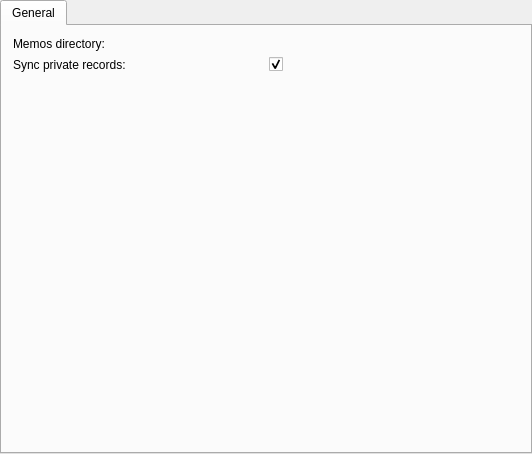
chusopr/kdepim-ktimetracker-akonadi, file kpilot/conduits/memofileconduit/setup_base.ui: the form before one commit.
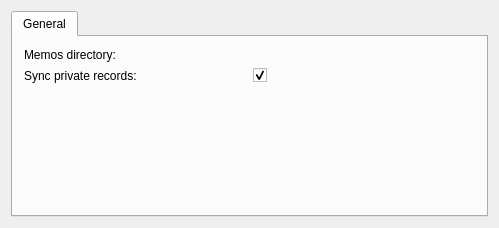
The form after the commit. Custom widgets are drawn as their Qt base class.

Commit message: - EBN Fixes: port qclasses to kclasses in ui files. - Remove some old test code.

```diff
--- a/kpilot/conduits/memofileconduit/setup_base.ui
+++ b/kpilot/conduits/memofileconduit/setup_base.ui
@@ -8,8 +8,8 @@
    <rect>
     <x>0</x>
     <y>0</y>
-    <width>532</width>
-    <height>454</height>
+    <width>499</width>
+    <height>228</height>
    </rect>
   </property>
   <property name="sizePolicy" >
@@ -27,38 +27,14 @@
   <property name="windowTitle" >
    <string>Memofile Conduit Options</string>
   </property>
-  <layout class="QGridLayout" >
-   <property name="leftMargin" >
-    <number>0</number>
-   </property>
-   <property name="topMargin" >
-    <number>0</number>
-   </property>
-   <property name="rightMargin" >
-    <number>0</number>
-   </property>
-   <property name="bottomMargin" >
-    <number>0</number>
-   </property>
-   <property name="horizontalSpacing" >
-    <number>6</number>
-   </property>
-   <property name="verticalSpacing" >
-    <number>6</number>
-   </property>
+  <layout class="QGridLayout" name="gridLayout_2" >
    <item row="0" column="0" >
-    <widget class="QTabWidget" name="tabWidget" >
-     <property name="sizePolicy" >
-      <sizepolicy vsizetype="Expanding" hsizetype="Expanding" >
-       <horstretch>0</horstretch>
-       <verstretch>0</verstretch>
-      </sizepolicy>
-     </property>
-     <widget class="QWidget" name="Widget2" >
+    <widget class="KTabWidget" name="tabWidget" >
+     <widget class="QWidget" name="tab" >
       <attribute name="title" >
-       <string comment="General settings for memfile conduit">General</string>
+       <string comment="General settings for memofile conduit.">General</string>
       </attribute>
-      <layout class="QGridLayout" >
+      <layout class="QGridLayout" name="gridLayout" >
        <item row="0" column="0" >
         <widget class="QLabel" name="textLabel1" >
          <property name="text" >
@@ -96,7 +72,7 @@
          </property>
         </widget>
        </item>
-       <item row="2" column="1" >
+       <item row="2" column="0" colspan="2" >
         <spacer>
          <property name="orientation" >
           <enum>Qt::Vertical</enum>
@@ -104,10 +80,10 @@
          <property name="sizeType" >
           <enum>QSizePolicy::Expanding</enum>
          </property>
-         <property name="sizeHint" >
+         <property name="sizeHint" stdset="0" >
           <size>
-           <width>20</width>
-           <height>180</height>
+           <width>381</width>
+           <height>113</height>
           </size>
          </property>
         </spacer>
@@ -121,6 +97,12 @@
  <layoutdefault spacing="6" margin="11" />
  <pixmapfunction>qPixmapFromMimeSource</pixmapfunction>
  <customwidgets>
+  <customwidget>
+   <class>KTabWidget</class>
+   <extends>QTabWidget</extends>
+   <header>ktabwidget.h</header>
+   <container>1</container>
+  </customwidget>
   <customwidget>
    <class>KUrlRequester</class>
    <extends>QFrame</extends>
```
Left out of the diff: 9 changed lines with no effect on the pictures. The commit also changes 7 other files.
